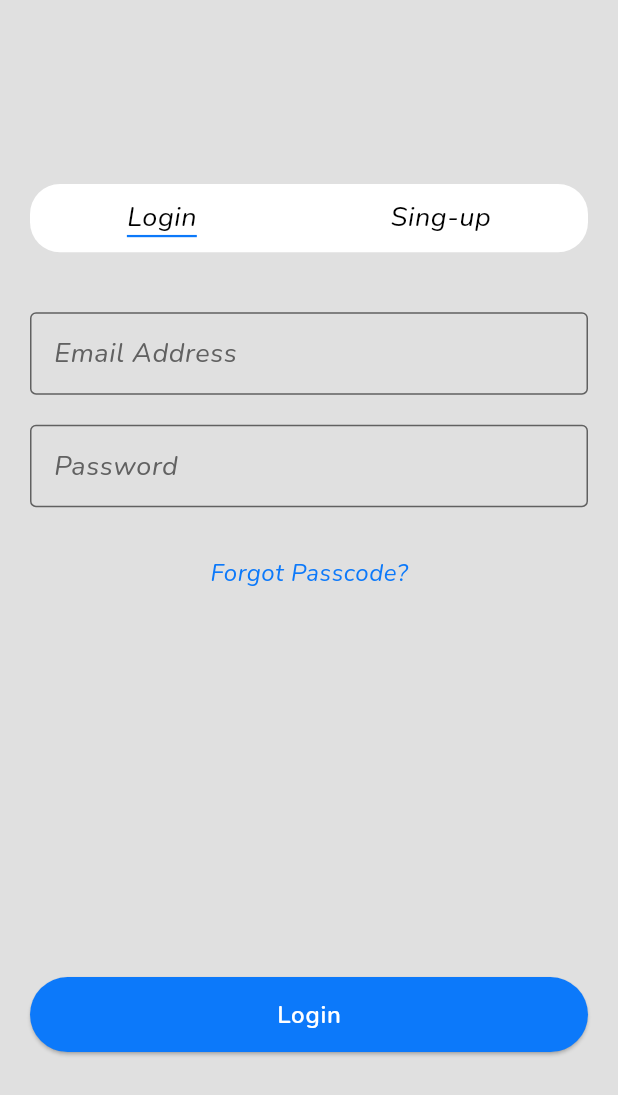
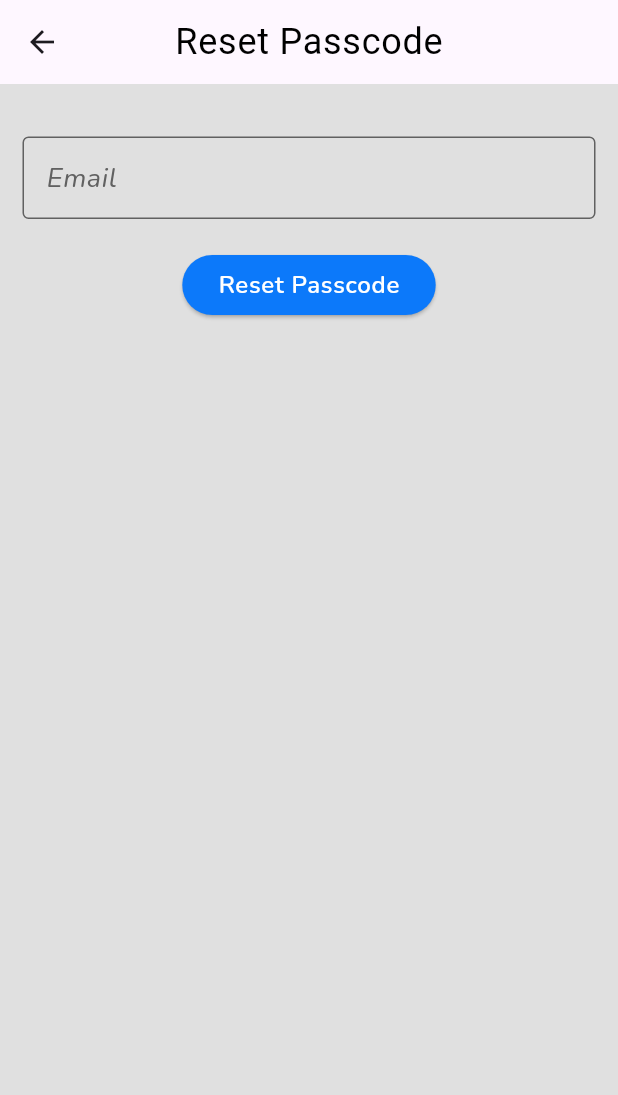
Before and after one commit to bgyn/Food-Ordering-App, a Flutter app: the screen it shows after launch, after a tap on "Forgot Passcode?", on a phone screen of 412 x 824 dp. Shown: the top 1095 px of the screen. Run offline on Flutter 3.47's test engine with Material 3 defaults, Android fonts, the phone set to English and light mode, and no system bars; our stand-ins replace cached_network_image, cloud_firestore, file_picker, firebase_auth, firebase_core, firebase_storage and 4 more; accounts and stored records are empty.

Commit message:
added forogot passcode scrren but some error in firebase

```diff
--- /dev/null
+++ b/lib/features/auth/screen/forgot_passcode_screen.dart
@@ -0,0 +1,78 @@
+import 'package:flutter/material.dart';
+import 'package:flutter_riverpod/flutter_riverpod.dart';
+import 'package:food_app/core/common/custom_text_field.dart';
+import 'package:food_app/features/auth/controller/auth_controller.dart';
+
+class ForgotPasscode extends ConsumerStatefulWidget {
+  const ForgotPasscode({super.key});
+
+  @override
+  ConsumerState<ConsumerStatefulWidget> createState() => _ForgotPasscodeState();
+}
+
+class _ForgotPasscodeState extends ConsumerState<ForgotPasscode> {
+  final emailController = TextEditingController();
+
+  @override
+  void dispose() {
+    emailController.dispose();
+    super.dispose();
+  }
+
+  void resetPasscode(
+      {required String email,
+      required WidgetRef ref,
+      required BuildContext context}) {
+    ref
+        .read(authControllerProvider.notifier)
+        .resetPasscode(email: email, context: context);
+  }
+
+  @override
+  Widget build(BuildContext context) {
+    return Scaffold(
+        appBar: AppBar(
+          centerTitle: true,
+          title: Text(
+            "Reset Passcode",
+            style: Theme.of(context)
+                .textTheme
+                .bodyLarge
+                ?.copyWith(color: Colors.black, fontSize: 24),
+          ),
+        ),
+        body: Padding(
+          padding: const EdgeInsets.all(15.0),
+          child: Column(
+            children: [
+              const SizedBox(
+                height: 20,
+              ),
+              CustomTextFields(
+                  textEditingController: emailController,
+                  title: 'Email',
+                  obscure: false),
+              const SizedBox(
+                height: 20,
+              ),
+              ElevatedButton(
+                style: ElevatedButton.styleFrom(
+                  backgroundColor: Theme.of(context).primaryColor,
+                ),
+                onPressed: () => resetPasscode(
+                  email: emailController.text.trim(),
+                  ref: ref,
+                  context: context,
+                ),
+                child: Text(
+                  'Reset Passcode',
+                  style: Theme.of(context).textTheme.labelMedium?.copyWith(
+                        fontSize: 16,
+                      ),
+                ),
+              ),
+            ],
+          ),
+        ));
+  }
+}
--- a/lib/features/auth/screen/login_screen.dart
+++ b/lib/features/auth/screen/login_screen.dart
@@ -2,6 +2,7 @@ import 'package:flutter/material.dart';
 import 'package:flutter_riverpod/flutter_riverpod.dart';
 import 'package:food_app/core/common/custom_text_field.dart';
 import 'package:food_app/features/auth/controller/auth_controller.dart';
+import 'package:routemaster/routemaster.dart';
 
 class LoginScreen extends ConsumerStatefulWidget {
   const LoginScreen({super.key});
@@ -38,6 +39,10 @@ class _LoginScreenState extends ConsumerState<LoginScreen> {
         email: emailController.text.trim(),
         password: passwordController.text.trim(),
         context: context);
+  }
+
+  void navigateToForgotPasscodeScreen() {
+    Routemaster.of(context).push('/reset-passcode');
   }
 
   @override
@@ -144,7 +149,7 @@ class _LoginScreenState extends ConsumerState<LoginScreen> {
               Padding(
                 padding: const EdgeInsets.symmetric(horizontal: 10),
                 child: TextButton(
-                  onPressed: () {},
+                  onPressed: () => navigateToForgotPasscodeScreen(),
                   child: Text(
                     "Forgot Passcode?",
                     style: Theme.of(context).textTheme.bodySmall?.copyWith(
--- a/lib/router.dart
+++ b/lib/router.dart
@@ -1,4 +1,5 @@
 import 'package:flutter/material.dart';
+import 'package:food_app/features/auth/screen/forgot_passcode_screen.dart';
 import 'package:food_app/features/cart/screen/cart_screen.dart';
 import 'package:food_app/features/auth/screen/login_screen.dart';
 import 'package:food_app/features/home/screen/bottom_nav.dart';
@@ -13,6 +14,9 @@ final logedOutRoute = RouteMap(
   routes: {
     '/': (_) => const MaterialPage(
           child: LoginScreen(),
+        ),
+    '/reset-passcode': (route) => const MaterialPage(
+          child: ForgotPasscode(),
         ),
   },
 );
```
Also changed, not shown: lib/features/auth/controller/auth_controller.dart (+14 -0 lines), lib/features/auth/repository/auth_repository.dart (+15 -0 lines).
